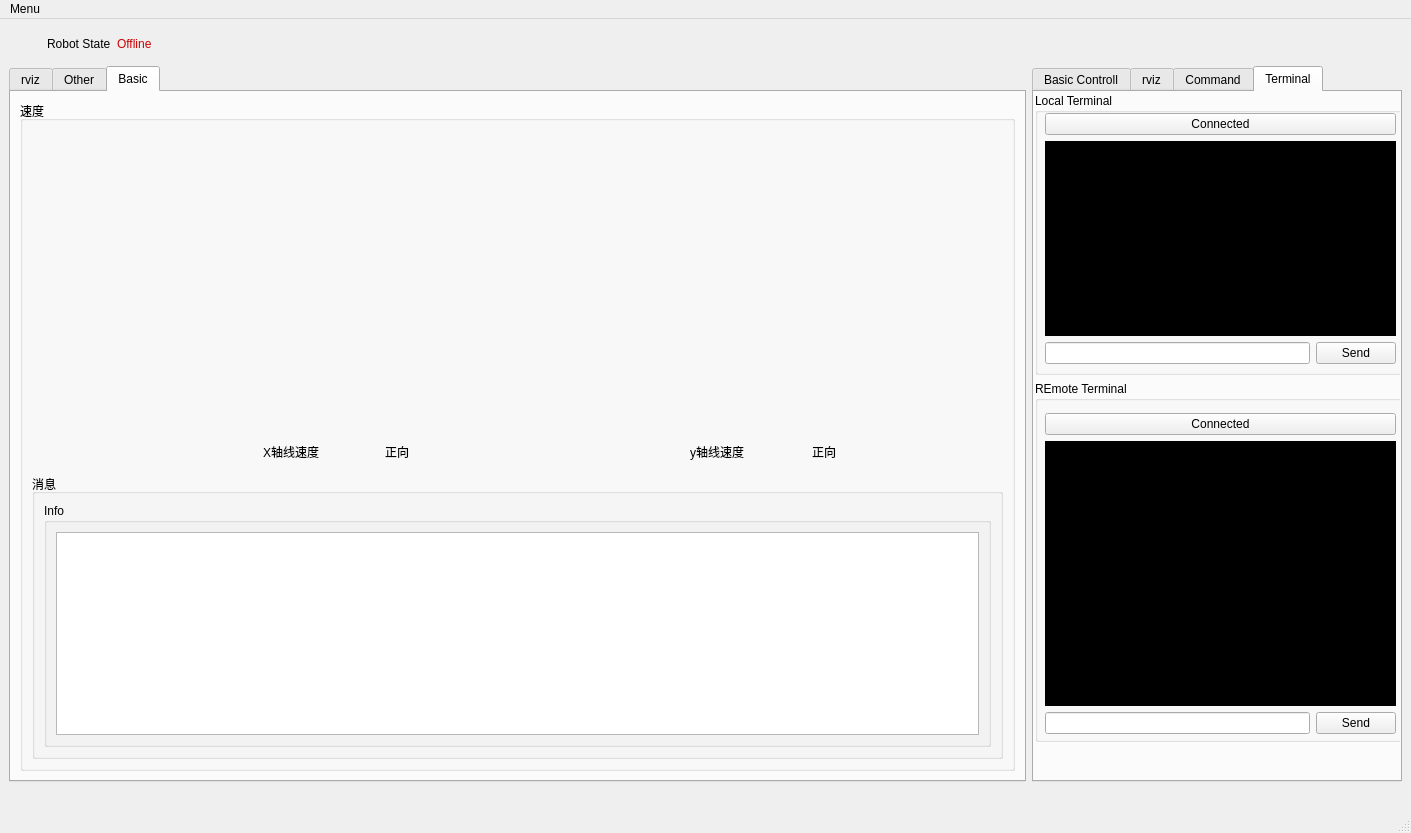
Before: the Qt Designer form src/Ros_Qt5_Gui_App/ui/main_window.ui in chingchunw/interface_qt, drawn with Qt 5.
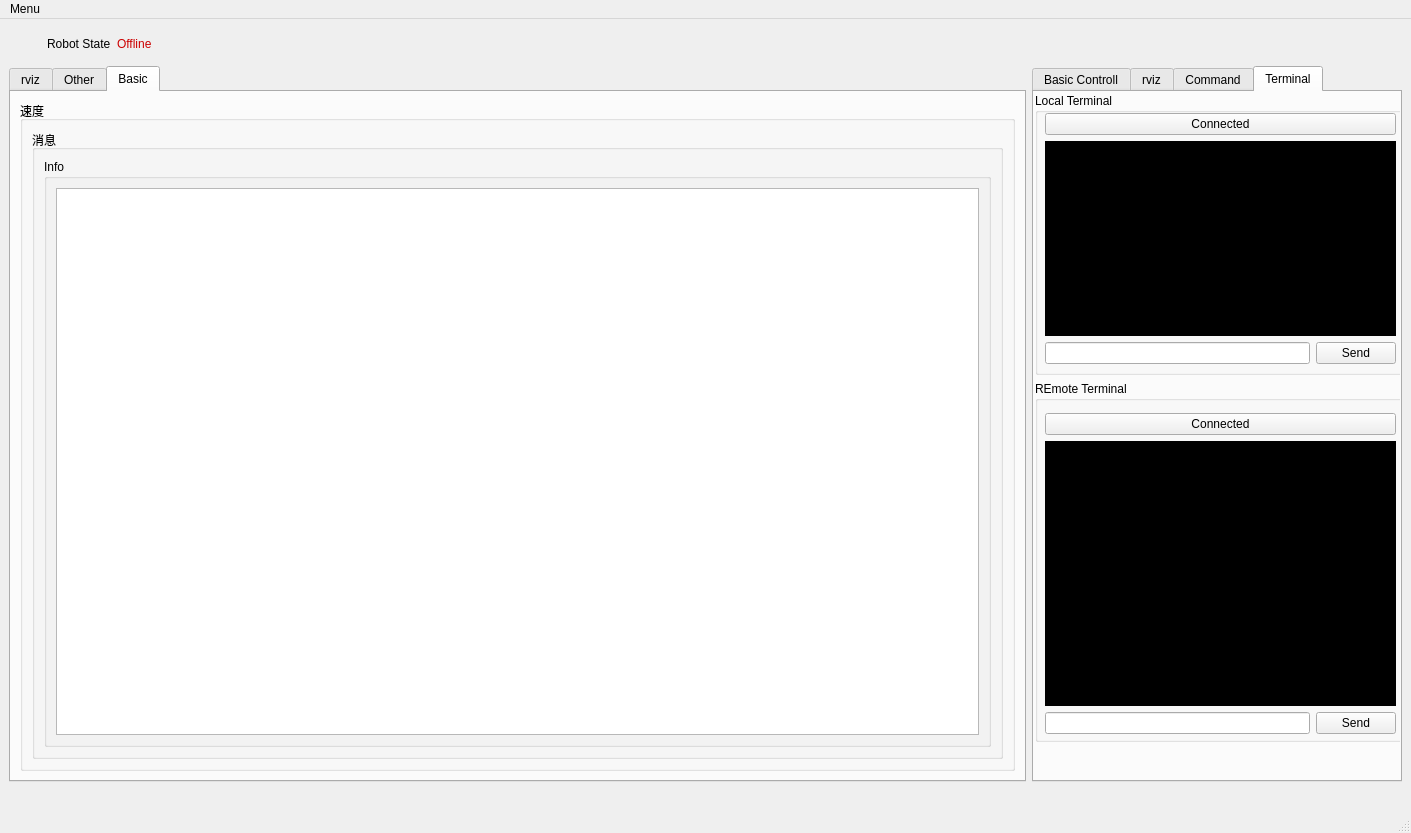
After: the same form once the commit is applied. The open tabs and pages were chosen to show the change. Icons and pictures are not drawn.

Diff of the .ui file:
```diff
--- a/src/Ros_Qt5_Gui_App/ui/main_window.ui
+++ b/src/Ros_Qt5_Gui_App/ui/main_window.ui
@@ -382,154 +382,6 @@
               <layout class="QVBoxLayout" name="verticalLayout_12">
                <item>
                 <layout class="QVBoxLayout" name="verticalLayout_4">
-                 <item>
-                  <layout class="QGridLayout" name="gridLayout_2">
-                   <item row="0" column="0">
-                    <layout class="QVBoxLayout" name="verticalLayout">
-                     <item>
-                      <widget class="QWidget" name="widget_speed_x" native="true">
-                       <property name="minimumSize">
-                        <size>
-                         <width>300</width>
-                         <height>300</height>
-                        </size>
-                       </property>
-                       <property name="maximumSize">
-                        <size>
-                         <width>300</width>
-                         <height>300</height>
-                        </size>
-                       </property>
-                      </widget>
-                     </item>
-                     <item>
-                      <layout class="QHBoxLayout" name="horizontalLayout">
-                       <item>
-                        <widget class="QLabel" name="label_7">
-                         <property name="minimumSize">
-                          <size>
-                           <width>32</width>
-                           <height>32</height>
-                          </size>
-                         </property>
-                         <property name="maximumSize">
-                          <size>
-                           <width>32</width>
-                           <height>32</height>
-                          </size>
-                         </property>
-                         <property name="text">
-                          <string/>
-                         </property>
-                         <property name="pixmap">
-                          <pixmap>:/images/speed.png</pixmap>
-                         </property>
-                        </widget>
-                       </item>
-                       <item>
-                        <widget class="QLabel" name="label_4">
-                         <property name="maximumSize">
-                          <size>
-                           <width>80</width>
-                           <height>30</height>
-                          </size>
-                         </property>
-                         <property name="text">
-                          <string>X轴线速度</string>
-                         </property>
-                        </widget>
-                       </item>
-                       <item>
-                        <widget class="QLabel" name="label_dir_x">
-                         <property name="maximumSize">
-                          <size>
-                           <width>30</width>
-                           <height>30</height>
-                          </size>
-                         </property>
-                         <property name="text">
-                          <string>正向</string>
-                         </property>
-                        </widget>
-                       </item>
-                      </layout>
-                     </item>
-                    </layout>
-                   </item>
-                   <item row="0" column="1">
-                    <layout class="QVBoxLayout" name="verticalLayout_3">
-                     <item>
-                      <widget class="QWidget" name="widget_speed_y" native="true">
-                       <property name="minimumSize">
-                        <size>
-                         <width>300</width>
-                         <height>300</height>
-                        </size>
-                       </property>
-                       <property name="maximumSize">
-                        <size>
-                         <width>16777215</width>
-                         <height>16777215</height>
-                        </size>
-                       </property>
-                      </widget>
-                     </item>
-                     <item>
-                      <layout class="QHBoxLayout" name="horizontalLayout_2">
-                       <item>
-                        <widget class="QLabel" name="label_8">
-                         <property name="minimumSize">
-                          <size>
-                           <width>32</width>
-                           <height>32</height>
-                          </size>
-                         </property>
-                         <property name="maximumSize">
-                          <size>
-                           <width>32</width>
-                           <height>32</height>
-                          </size>
-                         </property>
-                         <property name="text">
-                          <string/>
-                         </property>
-                         <property name="pixmap">
-                          <pixmap>:/images/speed.png</pixmap>
-                         </property>
-                        </widget>
-                       </item>
-                       <item>
-                        <widget class="QLabel" name="label_5">
-                         <property name="maximumSize">
-                          <size>
-                           <width>80</width>
-                           <height>30</height>
-                          </size>
-                         </property>
-                         <property name="text">
-                          <string>y轴线速度</string>
-                         </property>
-                        </widget>
-                       </item>
-                       <item>
-                        <widget class="QLabel" name="label_dir_y">
-                         <property name="maximumSize">
-                          <size>
-                           <width>30</width>
-                           <height>30</height>
-                          </size>
-                         </property>
-                         <property name="text">
-                          <string>正向</string>
-                         </property>
-                        </widget>
-                       </item>
-                      </layout>
-                     </item>
-                    </layout>
-                   </item>
-                  </layout>
-                 </item>
                  <item>
                   <widget class="QGroupBox" name="groupBox_12">
                    <property name="sizePolicy">
```
Left out of the diff: 4 changed lines with no effect on the pictures.
